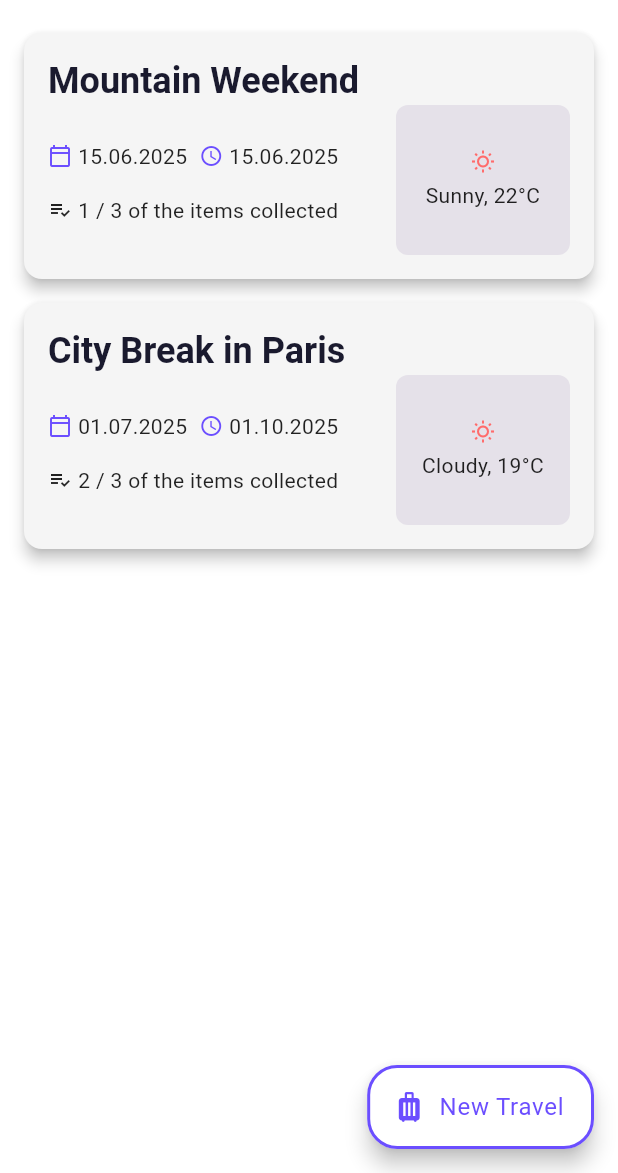
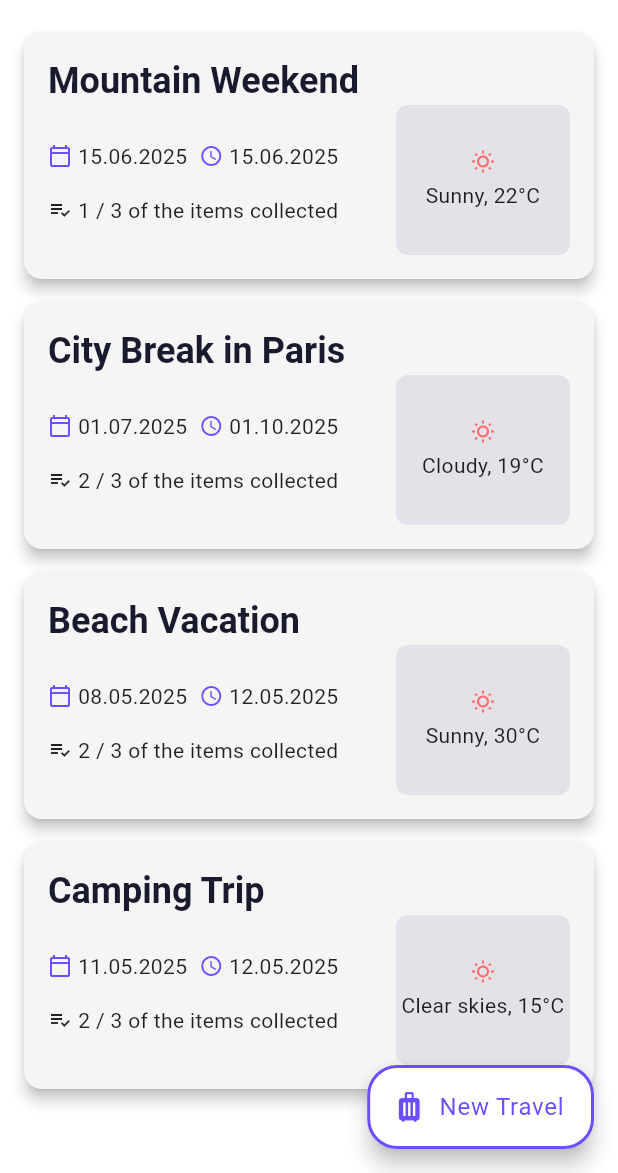
Before and after one commit to kroxon/trip_organizer, a Flutter app: the screen it shows once a user with an empty profile is signed in, on a phone screen of 412 x 824 dp, the part 63-1236 px from its top. Run offline on Flutter 3.47's test engine with Material 3 defaults, Android fonts, the phone set to English and light mode, and no system bars; our stand-ins replace firebase_auth, firebase_core, flutter_dotenv, flutter_riverpod, google_fonts, google_maps_flutter and 2 more; missing offline and left inert: google_places_autocomplete_text_field, open_weather_client; accounts and stored records are empty; generated files the repository leaves out were written again.

Commit message:
Create weather widgets
Created a new widget to display weather information in the app.
Widget uses the OpenWeather API to fetch and display current weather data.

```diff
--- a/lib/data/trips.dart
+++ b/lib/data/trips.dart
@@ -73,4 +73,47 @@ final List<Trip> sampleTrips = [
       ),
     ],
   ),
+  Trip(
+    title: 'Beach Vacation',
+    checklist: [
+      ChecklistItem(name: 'Sunscreen', isChecked: true),
+      ChecklistItem(name: 'Swimsuit', isChecked: false),
+      ChecklistItem(name: 'Beach towel', isChecked: true),
+    ],
+    weather: 'Sunny, 30°C',
+    tripPoints: [
+      TripPoint(
+        tripPointLocation: TripPointLocation(
+          latitude: 36.7783,
+          longitude: -119.4179,
+          place: 'Beach Resort',
+        ),
+        // ustaw od 8 maja do 12 maja
+        startDate: DateTime(2025, 5, 8, 10, 0),
+        endDate: DateTime(2025, 5, 12, 18, 0),
+        weather: 'Relax at the beach',
+      ),
+    ],
+  ),
+  Trip(
+    title: 'Camping Trip',
+    checklist: [
+      ChecklistItem(name: 'Tent', isChecked: true),
+      ChecklistItem(name: 'Sleeping bag', isChecked: false),
+      ChecklistItem(name: 'Camping stove', isChecked: true),
+    ],
+    weather: 'Clear skies, 15°C',
+    tripPoints: [
+      TripPoint(
+        tripPointLocation: TripPointLocation(
+          latitude: 40.7128,
+          longitude: -74.0060,
+          place: 'Campsite',
+        ),
+        startDate: DateTime(2025, 5, 11, 10, 0),
+        endDate: DateTime(2025, 5, 12, 12, 0),
+        weather: 'Set up camp and relax',
+      ),
+    ],
+  ),
 ];
--- a/pubspec.yaml
+++ b/pubspec.yaml
@@ -52,6 +52,7 @@ dependencies:
   intl: ^0.20.2
   google_places_flutter: ^2.1.0
   google_places_autocomplete_text_field: ^1.1.0
+  open_weather_client: ^2.4.1
 
 dev_dependencies:
   flutter_test:
```
Also changed, not shown: lib/screens/point_of_trip.dart (+55 -13 lines), lib/widgets/weather_container.dart (added, +155 -0 lines), pubspec.lock.
